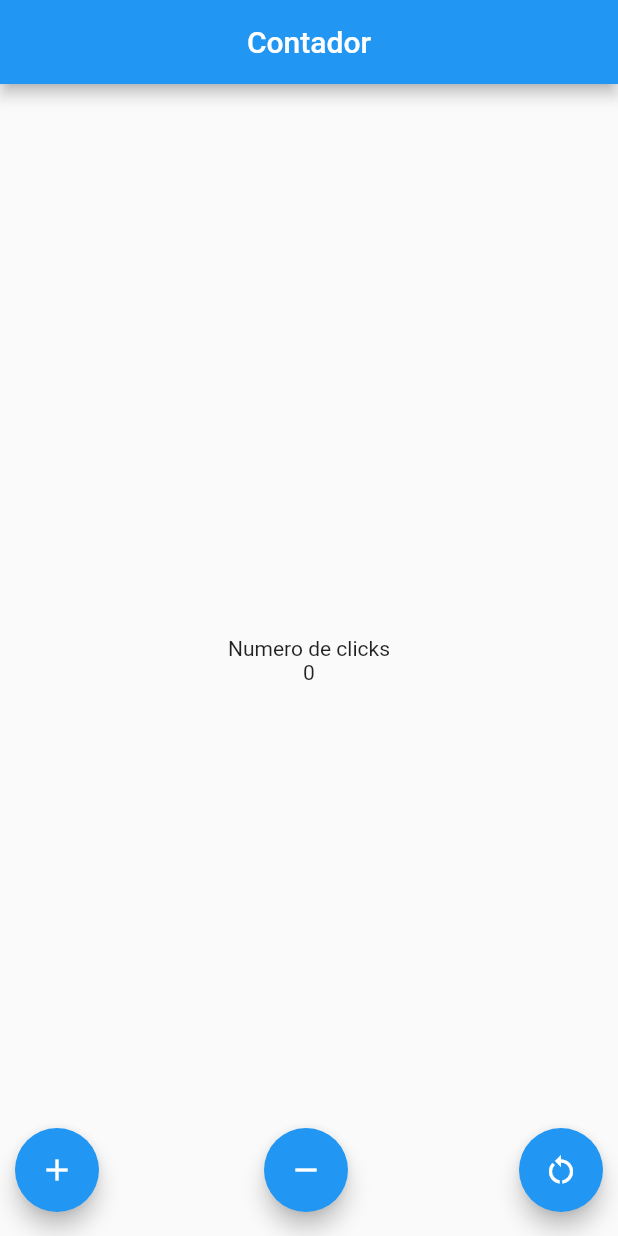
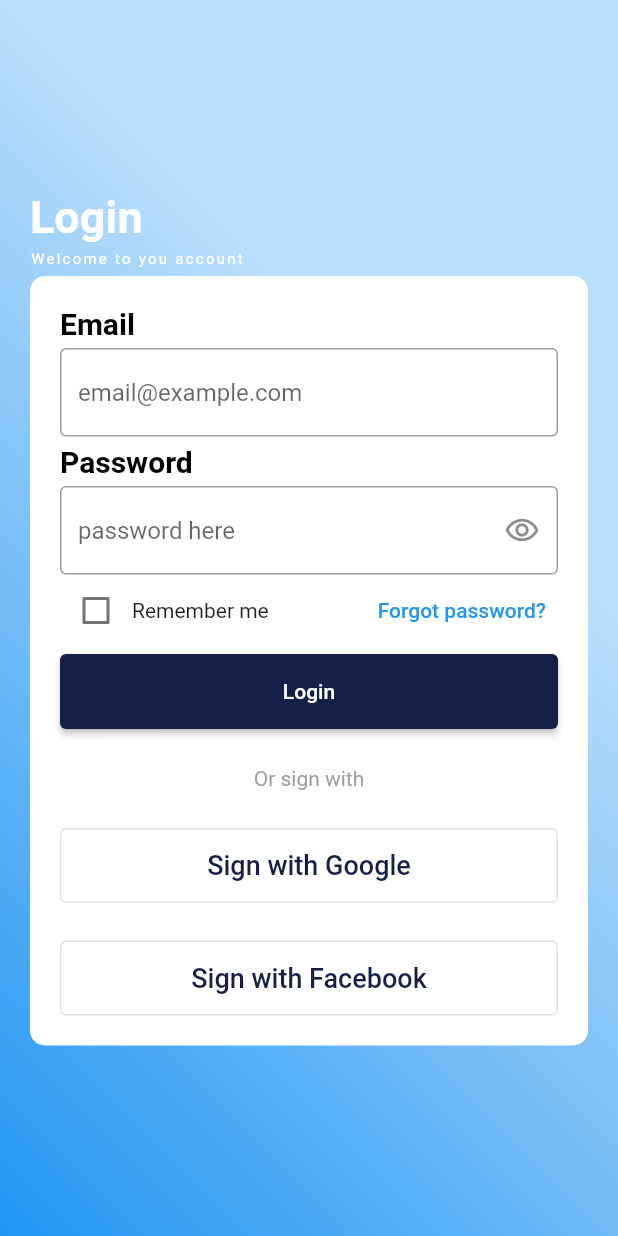
Before and after one commit to JairoMartinez1/contador, a Flutter app: the screen it shows after launch, on a phone screen of 412 x 824 dp. Run offline on Flutter 3.47's test engine with Material 2 defaults, Android fonts, the phone set to English and light mode, and no system bars.

Commit message:
add loginPage

```diff
--- a/lib/main.dart
+++ b/lib/main.dart
@@ -1,4 +1,4 @@
-import 'package:contador/pages/home_page.dart';
+import 'package:contador/pages/login_page.dart';
 import 'package:flutter/material.dart';
 
 void main() => runApp(const MyApp());
@@ -9,8 +9,9 @@ class MyApp extends StatelessWidget {
   @override
   Widget build(BuildContext context) {
     return const MaterialApp(
+      debugShowCheckedModeBanner: false,
       title: 'Material App',
-      home: HomePage(),
+      home: LoginPage(),
     );
   }
 }
--- /dev/null
+++ b/lib/pages/login_page.dart
@@ -0,0 +1,266 @@
+import 'package:flutter/material.dart';
+
+class LoginPage extends StatefulWidget {
+  const LoginPage({super.key});
+
+  @override
+  State<LoginPage> createState() => _LoginPageState();
+}
+
+class _LoginPageState extends State<LoginPage> {
+  @override
+  Widget build(BuildContext context) {
+    return const Scaffold(
+      body: Stack(
+        children: [
+          Fondo(),
+          Contenido()
+        ],
+      ),
+    );
+  }
+}
+
+class Contenido extends StatefulWidget {
+  const Contenido({super.key});
+
+  @override
+  State<Contenido> createState() => _ContenidoState();
+}
+
+class _ContenidoState extends State<Contenido> {
+  @override
+  Widget build(BuildContext context) {
+    return  const Padding(
+      padding: EdgeInsets.symmetric(
+        horizontal: 20
+      ),
+      child: Column(
+        mainAxisAlignment: MainAxisAlignment.center,
+        crossAxisAlignment: CrossAxisAlignment.start,
+        children: [
+          Text(
+            'Login',
+            style: TextStyle(
+              color: Colors.white,
+              fontSize: 30,
+              fontWeight: FontWeight.bold
+            ),
+          ),
+          SizedBox(height: 5,),
+          Text(
+            'Welcome to you account',
+            style: TextStyle(
+              color: Colors.white,
+              fontSize: 10,
+              letterSpacing: 1.5,
+            )
+          ),
+          SizedBox(height: 5,),
+          Datos()
+        ],
+      ),
+    );
+  }
+}
+
+class Datos extends StatefulWidget {
+  const Datos({super.key});
+
+  @override
+  State<Datos> createState() => _DatosState();
+}
+
+class _DatosState extends State<Datos> {
+  bool obs = true;
+  @override
+  Widget build(BuildContext context) {
+    return Container(
+      padding: const EdgeInsets.all(20),
+      decoration: BoxDecoration(
+        borderRadius: BorderRadius.circular(10),
+        color: Colors.white,
+      ),
+      child: Column(
+        crossAxisAlignment: CrossAxisAlignment.start,
+        children: [
+          const Text(
+            'Email',
+            style: TextStyle(
+              color: Colors.black,
+              fontWeight: FontWeight.bold,
+              fontSize: 20,
+            ),
+          ),
+          const SizedBox(height: 5,),
+          TextFormField(
+            keyboardType: TextInputType.emailAddress,
+            decoration: const InputDecoration(
+              border: OutlineInputBorder(),
+              hintText: 'email@example.com'
+            ),
+          ),
+          const SizedBox(height: 5,),
+          const Text(
+             'Password',
+             style: TextStyle(
+              color: Colors.black,
+              fontWeight: FontWeight.bold,
+              fontSize: 20,
+            ),
+          ),
+          const SizedBox(height: 5,),
+          TextFormField(
+            obscureText: obs,
+            decoration: InputDecoration(
+              border: const OutlineInputBorder(),
+              hintText: 'password here',
+              suffixIcon: IconButton(
+                icon: const Icon(
+                  Icons.remove_red_eye_outlined
+                ),
+                onPressed: () => {
+                  setState(()=> obs == true ? obs = false : obs = true
+                  )
+                },
+              )
+            ),
+          ),
+          const Remember(),
+          const SizedBox(height: 5,),
+          const Botones()
+        ],
+      ),
+
+    );
+  }
+}
+
+class Remember extends StatefulWidget {
+  const Remember({super.key});
+
+  @override
+  State<Remember> createState() => _RememberState();
+}
+
+class _RememberState extends State<Remember> {
+  bool valor = false;
+
+  @override
+  Widget build(BuildContext context) {
+    return Row(
+      children: [
+        Checkbox(
+          value: valor,
+          onChanged: (value) {
+            setState(() {
+              valor == false ? valor = true : valor = false;
+            });
+          }
+        ),
+        const Text('Remember me'),
+        const Spacer(),
+        TextButton(
+          onPressed: () {},
+          child: const Text('Forgot password?')
+          )
+      ],
+    );
+  }
+}
+
+class Botones extends StatelessWidget {
+  const Botones({super.key});
+
+  @override
+  Widget build(BuildContext context) {
+    return  Column(
+      children: [
+        SizedBox(
+          width: double.infinity,
+          height: 50,
+          child: ElevatedButton(
+            onPressed: () {},
+            style: ButtonStyle(
+              backgroundColor:
+              MaterialStateProperty.all<Color>(const Color(0xff142047))
+            ),
+            child: const Text(
+              'Login',
+              style: TextStyle(
+                color: Colors.white
+              ),
+            )
+          ),
+        ),
+        const SizedBox(
+          width: double.infinity,
+          height: 25,
+        ),
+        const Text(
+          'Or sign with',
+          style: TextStyle(
+            color: Colors.grey
+          ),
+        ),
+        const SizedBox(
+          width: double.infinity,
+          height: 25,
+        ),
+        SizedBox(
+          width: double.infinity,
+          height: 50,
+          child: OutlinedButton(
+            onPressed: () {},
+            child: const Text(
+              'Sign with Google',
+              style: TextStyle(
+                color: Color(0xff142047),
+                fontSize: 18
+              ),
+            )
+          ),
+        ), //google
+        const SizedBox(
+          width: double.infinity,
+          height: 25,
+        ),
+        SizedBox(
+          width: double.infinity,
+          height: 50,
+          child: OutlinedButton(
+            onPressed: () {},
+            child: const Text(
+              'Sign with Facebook',
+              style: TextStyle(
+                color: Color(0xff142047),
+                fontSize: 18
+              ),
+            )
+          ),
+        ), //facebook
+
+      ],
+    );
+  }
+}
+
+class Fondo extends StatelessWidget {
+  const Fondo({super.key});
+
+  @override
+  Widget build(BuildContext context) {
+    return Container(
+      decoration: BoxDecoration(
+        gradient: LinearGradient(
+          colors: [
+            Colors.blue.shade100,
+            Colors.blue
+          ],
+          begin: Alignment.centerRight,
+          end: Alignment.bottomLeft
+        )
+      ),
+    );
+  }
+}
```
